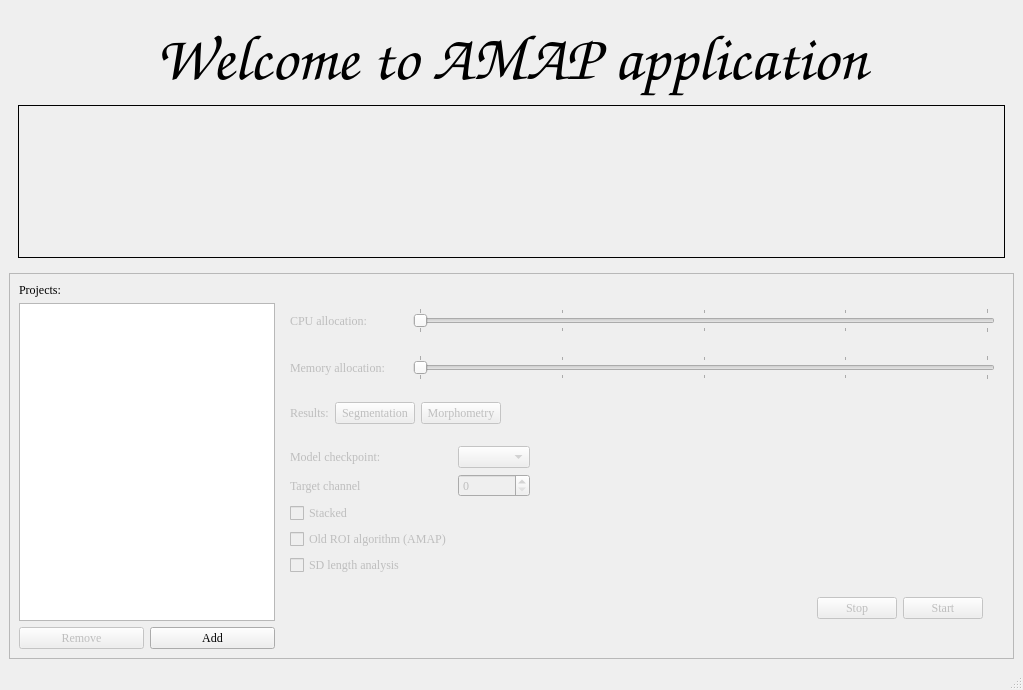
This is src/ui/main_window.ui in platonic-realm/amap-app as Qt 5 draws it before an edit. The edited form follows.
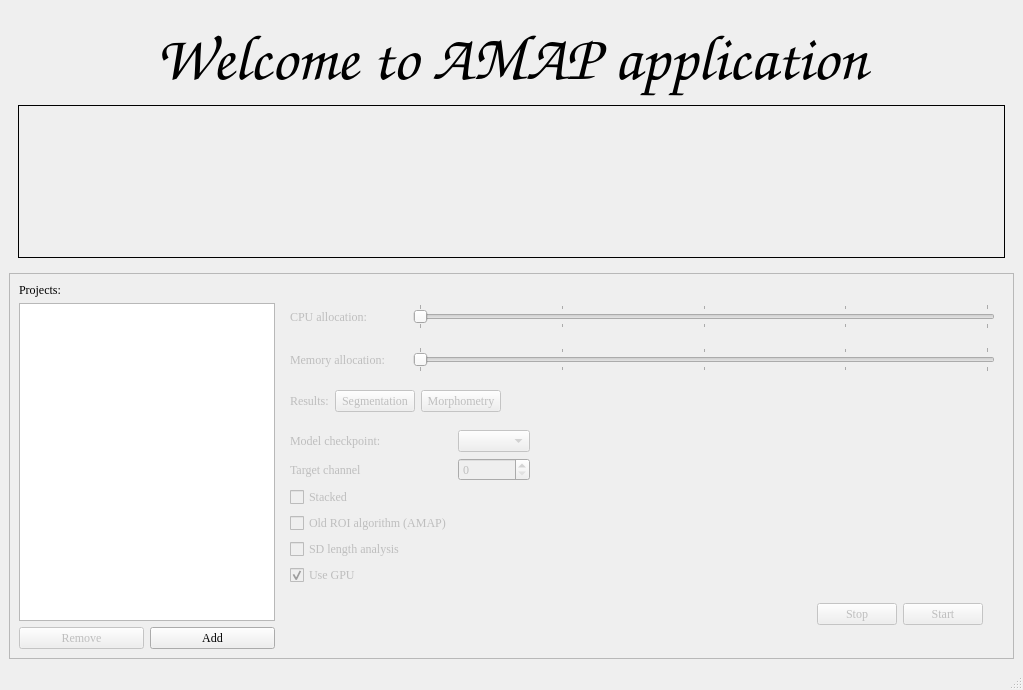
This is the edited form. Icons and pictures are not drawn.

Commit message: Upgraded the dataset class to handle edge cases

Diff of the .ui file:
```diff
--- a/src/ui/main_window.ui
+++ b/src/ui/main_window.ui
@@ -297,6 +297,19 @@
                  </property>
                 </widget>
                </item>
+               <item row="5" column="0">
+                <widget class="QCheckBox" name="check_use_gpu">
+                 <property name="enabled">
+                  <bool>false</bool>
+                 </property>
+                 <property name="checked">
+                  <bool>true</bool>
+                 </property>
+                 <property name="text">
+                  <string>Use GPU</string>
+                 </property>
+                </widget>
+               </item>
               </layout>
             </item>
             <item row="3" column="0" colspan="5">
```
The commit also changes 4 other files.
